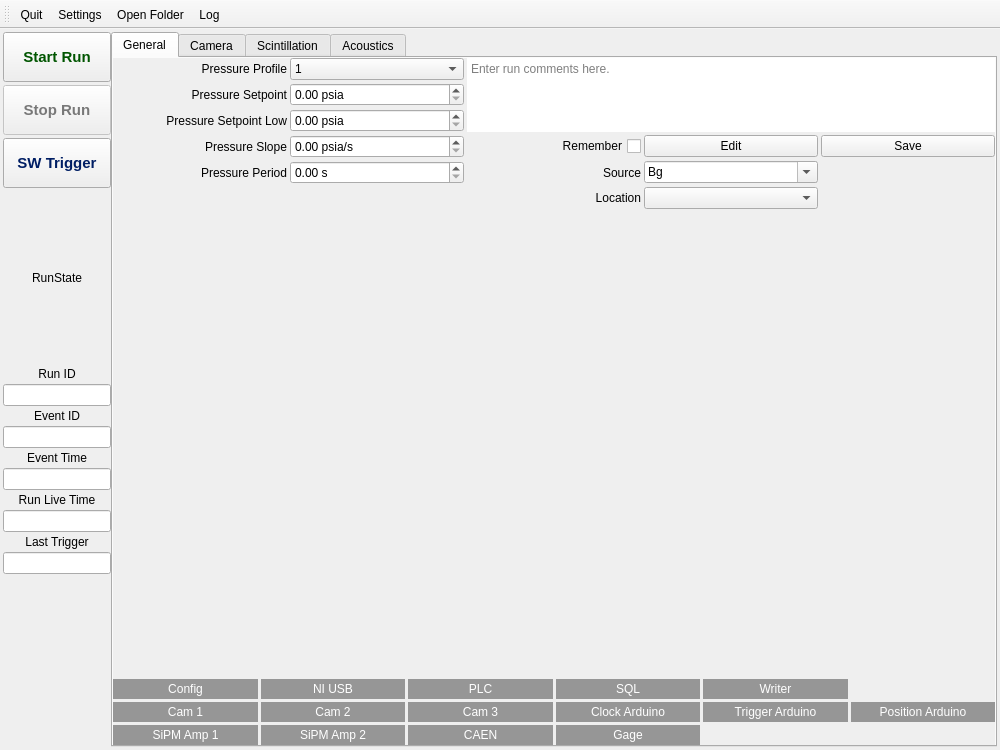
This is ui/mainwindow.ui in SBC-Collaboration/SBC-RunControl as Qt 5 draws it before an edit. The edited form follows.
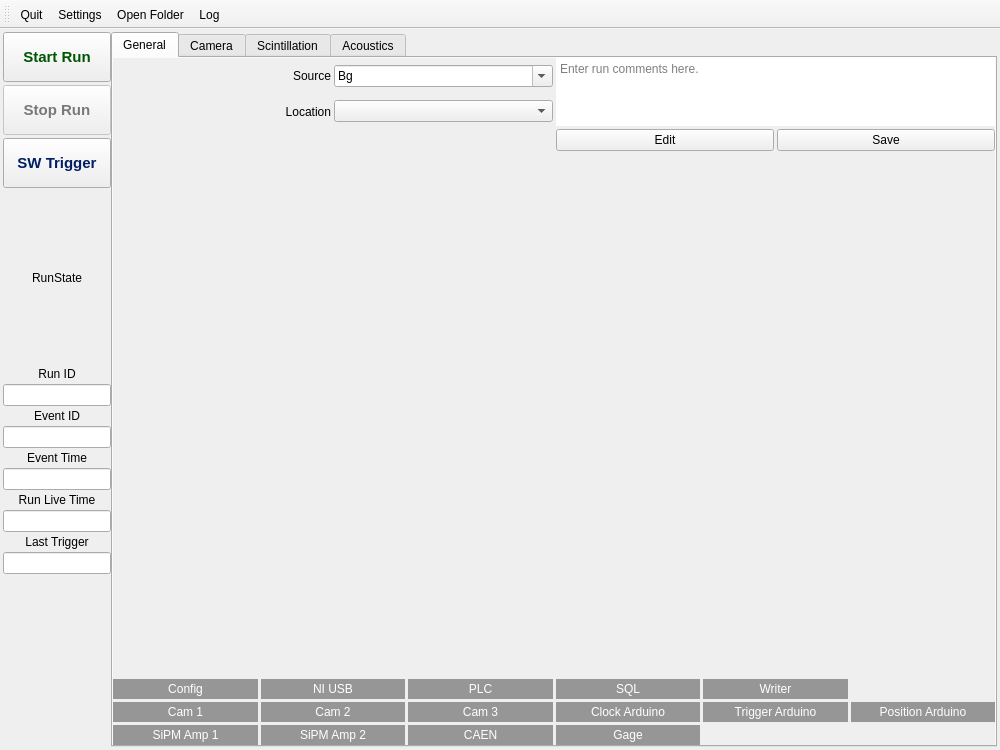
This is the edited form. Icons and pictures are not drawn. Custom widgets are drawn as their Qt base class.

Commit message: Create symlink at the start of event. Also Move pressure settings to settings page

```diff
--- a/ui/mainwindow.ui
+++ b/ui/mainwindow.ui
@@ -516,24 +516,21 @@
                <number>0</number>
               </property>
               <item>
-               <layout class="QGridLayout" name="comment_grid" rowstretch="0,0,0,0,0,0,0,0">
+               <layout class="QGridLayout" name="comment_grid" rowstretch="0,0,0">
                 <property name="sizeConstraint">
                  <enum>QLayout::SetDefaultConstraint</enum>
                 </property>
                 <property name="spacing">
                  <number>3</number>
                 </property>
-                <item row="5" column="2">
-                 <widget class="QCheckBox" name="comment_persist_box">
-                  <property name="layoutDirection">
-                   <enum>Qt::RightToLeft</enum>
-                  </property>
+                <item row="2" column="2">
+                 <widget class="QPushButton" name="edit_comment_but">
                   <property name="text">
-                   <string>Remember</string>
+                   <string>Edit</string>
                   </property>
                  </widget>
                 </item>
-                <item row="2" column="2" rowspan="3" colspan="3">
+                <item row="0" column="2" rowspan="2" colspan="2">
                  <widget class="QPlainTextEdit" name="comment_edit">
                   <property name="sizePolicy">
                    <sizepolicy hsizetype="Preferred" vsizetype="Preferred">
@@ -560,51 +557,14 @@
                   </property>
                  </widget>
                 </item>
-                <item row="5" column="3">
-                 <widget class="QPushButton" name="edit_comment_but">
-                  <property name="text">
-                   <string>Edit</string>
-                  </property>
-                 </widget>
-                </item>
-                <item row="5" column="4">
+                <item row="2" column="3">
                  <widget class="QPushButton" name="save_comment_but">
                   <property name="text">
                    <string>Save</string>
                   </property>
                  </widget>
                 </item>
-                <item row="7" column="3">
-                 <widget class="QComboBox" name="source_location_box"/>
-                </item>
-                <item row="6" column="3">
-                 <widget class="QComboBox" name="source_box">
-                  <property name="editable">
-                   <bool>true</bool>
-                  </property>
-                  <item>
-                   <property name="text">
-                    <string>Bg</string>
-                   </property>
-                  </item>
-                  <item>
-                   <property name="text">
-                    <string>Cf-252</string>
-                   </property>
-                  </item>
-                  <item>
-                   <property name="text">
-                    <string>Co-57</string>
-                   </property>
-                  </item>
-                  <item>
-                   <property name="text">
-                    <string>Cs-137</string>
-                   </property>
-                  </item>
-                 </widget>
-                </item>
-                <item row="6" column="2">
+                <item row="0" column="0">
                  <widget class="QLabel" name="source_label">
                   <property name="text">
                    <string>Source</string>
@@ -617,20 +577,7 @@
                   </property>
                  </widget>
                 </item>
-                <item row="2" column="0">
-                 <widget class="QLabel" name="pressure_profile_label">
-                  <property name="text">
-                   <string>Pressure Profile</string>
-                  </property>
-                  <property name="alignment">
-                   <set>Qt::AlignRight|Qt::AlignTrailing|Qt::AlignVCenter</set>
-                  </property>
-                  <property name="buddy">
-                   <cstring>pressure_setpoint_box</cstring>
-                  </property>
-                 </widget>
-                </item>
-                <item row="7" column="2">
+                <item row="1" column="0">
                  <widget class="QLabel" name="source_location_label">
                   <property name="sizePolicy">
                    <sizepolicy hsizetype="Minimum" vsizetype="Minimum">
@@ -654,141 +601,14 @@
                   </property>
                  </widget>
                 </item>
-                <item row="3" column="0">
-                 <widget class="QLabel" name="pressure_setpoint_label">
-                  <property name="text">
-                   <string>Pressure Setpoint</string>
-                  </property>
-                  <property name="alignment">
-                   <set>Qt::AlignRight|Qt::AlignTrailing|Qt::AlignVCenter</set>
-                  </property>
-                  <property name="buddy">
-                   <cstring>pressure_setpoint_box</cstring>
-                  </property>
-                 </widget>
-                </item>
-                <item row="4" column="0">
-                 <widget class="QLabel" name="pressure_setpoint_low_label">
-                  <property name="text">
-                   <string>Pressure Setpoint Low</string>
-                  </property>
-                  <property name="alignment">
-                   <set>Qt::AlignRight|Qt::AlignTrailing|Qt::AlignVCenter</set>
-                  </property>
-                  <property name="buddy">
-                   <cstring>pressure_setpoint_box</cstring>
-                  </property>
-                 </widget>
-                </item>
-                <item row="5" column="0">
-                 <widget class="QLabel" name="pressure_slope_label">
-                  <property name="text">
-                   <string>Pressure Slope</string>
-                  </property>
-                  <property name="alignment">
-                   <set>Qt::AlignRight|Qt::AlignTrailing|Qt::AlignVCenter</set>
-                  </property>
-                  <property name="buddy">
-                   <cstring>pressure_setpoint_box</cstring>
-                  </property>
-                 </widget>
-                </item>
-                <item row="6" column="0">
-                 <widget class="QLabel" name="pressure_period_label">
-                  <property name="text">
-                   <string>Pressure Period</string>
-                  </property>
-                  <property name="alignment">
-                   <set>Qt::AlignRight|Qt::AlignTrailing|Qt::AlignVCenter</set>
-                  </property>
-                  <property name="buddy">
-                   <cstring>pressure_setpoint_box</cstring>
-                  </property>
-                 </widget>
-                </item>
-                <item row="3" column="1">
-                 <widget class="QDoubleSpinBox" name="pressure_setpoint_box">
-                  <property name="font">
-                   <font>
-                    <kerning>true</kerning>
-                   </font>
-                  </property>
-                  <property name="frame">
+                <item row="0" column="1">
+                 <widget class="QComboBox" name="source_box">
+                  <property name="editable">
                    <bool>true</bool>
                   </property>
-                  <property name="suffix">
-                   <string> psia</string>
-                  </property>
-                  <property name="maximum">
-                   <double>1000.000000000000000</double>
-                  </property>
-                 </widget>
-                </item>
-                <item row="4" column="1">
-                 <widget class="QDoubleSpinBox" name="pressure_setpoint_low_box">
-                  <property name="font">
-                   <font>
-                    <kerning>true</kerning>
-                   </font>
-                  </property>
-                  <property name="frame">
-                   <bool>true</bool>
-                  </property>
-                  <property name="suffix">
-                   <string> psia</string>
-                  </property>
-                  <property name="maximum">
-                   <double>1000.000000000000000</double>
-                  </property>
-                 </widget>
-                </item>
-                <item row="5" column="1">
-                 <widget class="QDoubleSpinBox" name="pressure_slope_box">
-                  <property name="font">
-                   <font>
-                    <kerning>true</kerning>
-                   </font>
-                  </property>
-                  <property name="frame">
-                   <bool>true</bool>
-                  </property>
-                  <property name="prefix">
-                   <string/>
-                  </property>
-                  <property name="suffix">
-                   <string> psia/s</string>
-                  </property>
-                  <property name="maximum">
-                   <double>1000.000000000000000</double>
-                  </property>
-                 </widget>
-                </item>
-                <item row="6" column="1">
-                 <widget class="QDoubleSpinBox" name="pressure_period_box">
-                  <property name="font">
-                   <font>
-                    <kerning>true</kerning>
-                   </font>
-                  </property>
-                  <property name="frame">
-                   <bool>true</bool>
-                  </property>
-                  <property name="prefix">
-                   <string/>
-                  </property>
-                  <property name="suffix">
-                   <string> s</string>
-                  </property>
-                  <property name="maximum">
-                   <double>1000.000000000000000</double>
-                  </property>
-                 </widget>
-                </item>
-                <item row="2" column="1">
-                 <widget class="QComboBox" name="pressure_profile_box">
                   <item>
                    <property name="text">
-                    <string>1</string>
+                    <string>Bg</string>
                    </property>
                   </item>
                   <item>
@@ -803,6 +623,9 @@
                   </item>
                  </widget>
                 </item>
+                <item row="1" column="1">
+                 <widget class="QComboBox" name="source_location_box"/>
+                </item>
                </layout>
               </item>
               <item>
```
Left out of the diff: 9 changed lines with no effect on the pictures. The commit also changes 2 other files.
